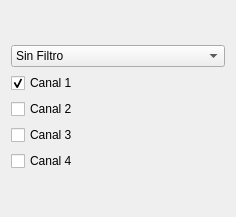
Above: menu.ui from IIBM/bci before the change. Below: the same form after it.
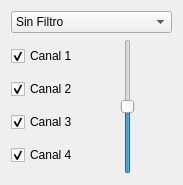
That is the form after the change.

What changed in the file:
```diff
--- a/menu.ui
+++ b/menu.ui
@@ -6,17 +6,17 @@
    <rect>
     <x>0</x>
     <y>0</y>
-    <width>236</width>
-    <height>217</height>
+    <width>183</width>
+    <height>185</height>
    </rect>
   </property>
   <property name="windowTitle">
    <string>Form</string>
   </property>
+  <layout class="QGridLayout" name="gridLayout_2">
+   <item row="0" column="0">
   <layout class="QGridLayout" name="gridLayout">
    <item row="0" column="0">
-    <layout class="QVBoxLayout" name="verticalLayout">
-     <item>
       <widget class="QComboBox" name="s_filtro">
        <item>
         <property name="text">
@@ -40,6 +40,10 @@
        </item>
       </widget>
      </item>
+     <item row="1" column="0">
+      <layout class="QHBoxLayout" name="horizontalLayout">
+       <item>
+        <layout class="QVBoxLayout" name="verticalLayout">
      <item>
       <widget class="QCheckBox" name="cb_c1">
        <property name="text">
@@ -55,6 +59,9 @@
        <property name="text">
         <string>Canal 2</string>
        </property>
+           <property name="checked">
+            <bool>true</bool>
+           </property>
       </widget>
      </item>
      <item>
@@ -62,6 +69,9 @@
        <property name="text">
         <string>Canal 3</string>
        </property>
+           <property name="checked">
+            <bool>true</bool>
+           </property>
       </widget>
      </item>
      <item>
@@ -69,7 +79,56 @@
        <property name="text">
         <string>Canal 4</string>
        </property>
-      </widget>
+           <property name="checked">
+            <bool>true</bool>
+           </property>
+          </widget>
+         </item>
+        </layout>
+       </item>
+       <item>
+        <spacer name="horizontalSpacer">
+         <property name="orientation">
+          <enum>Qt::Horizontal</enum>
+         </property>
+         <property name="sizeHint" stdset="0">
+          <size>
+           <width>40</width>
+           <height>20</height>
+          </size>
+         </property>
+        </spacer>
+       </item>
+       <item>
+        <widget class="QSlider" name="offset_cc">
+         <property name="maximum">
+          <number>400</number>
+         </property>
+         <property name="singleStep">
+          <number>30</number>
+         </property>
+         <property name="value">
+          <number>200</number>
+         </property>
+         <property name="orientation">
+          <enum>Qt::Vertical</enum>
+         </property>
+        </widget>
+       </item>
+       <item>
+        <spacer name="horizontalSpacer_2">
+         <property name="orientation">
+          <enum>Qt::Horizontal</enum>
+         </property>
+         <property name="sizeHint" stdset="0">
+          <size>
+           <width>40</width>
+           <height>20</height>
+          </size>
+         </property>
+        </spacer>
+       </item>
+      </layout>
      </item>
     </layout>
    </item>
```
Lines whose indentation alone changed are shown as unchanged.
